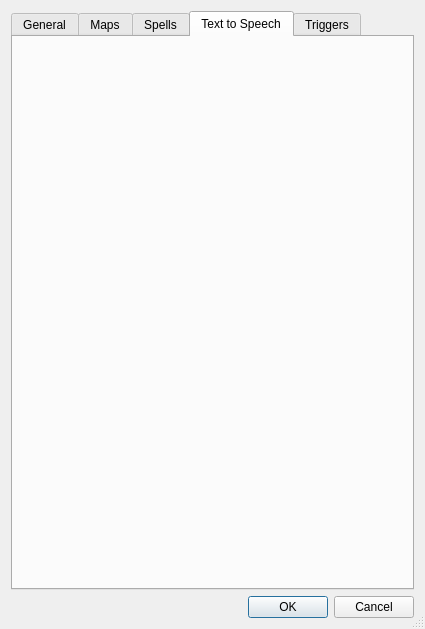
Before: the Qt Designer form data/ui/settings.ui in nomns/nparse, drawn with Qt 5.
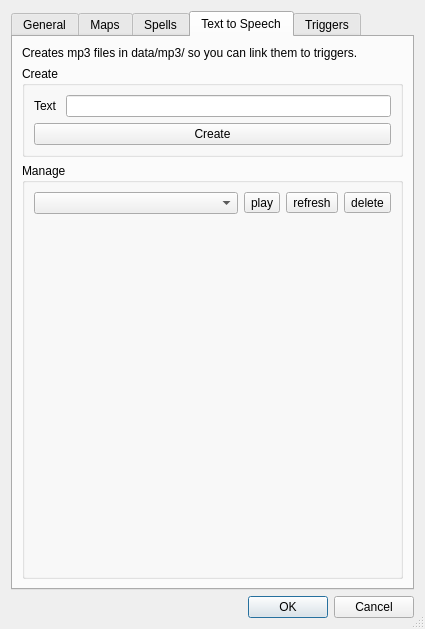
After: the same form once the commit is applied. The open tabs and pages were chosen to show the change.

Commit message: Sound system implemented. Added setting for sound system. Added sound alert settings for spells. Added missing widgets directory.

Diff of the .ui file:
```diff
--- a/data/ui/settings.ui
+++ b/data/ui/settings.ui
@@ -636,6 +636,98 @@
       <attribute name="title">
        <string>Text to Speech</string>
       </attribute>
+      <layout class="QVBoxLayout" name="verticalLayout_18">
+       <item>
+        <widget class="QLabel" name="label_2">
+         <property name="text">
+          <string>Creates mp3 files in data/mp3/ so you can link them to triggers.</string>
+         </property>
+         <property name="wordWrap">
+          <bool>true</bool>
+         </property>
+        </widget>
+       </item>
+       <item>
+        <widget class="QGroupBox" name="groupBox_12">
+         <property name="title">
+          <string>Create</string>
+         </property>
+         <layout class="QVBoxLayout" name="verticalLayout_19">
+          <item>
+           <layout class="QHBoxLayout" name="horizontalLayout_11">
+            <item>
+             <widget class="QLabel" name="label_3">
+              <property name="text">
+               <string>Text </string>
+              </property>
+             </widget>
+            </item>
+            <item>
+             <widget class="QLineEdit" name="ttsTextLineEdit"/>
+            </item>
+           </layout>
+          </item>
+          <item>
+           <widget class="QPushButton" name="ttsCreateButton">
+            <property name="text">
+             <string>Create</string>
+            </property>
+           </widget>
+          </item>
+         </layout>
+        </widget>
+       </item>
+       <item>
+        <widget class="QGroupBox" name="groupBox_13">
+         <property name="title">
+          <string>Manage</string>
+         </property>
+         <layout class="QVBoxLayout" name="verticalLayout_20">
+          <item>
+           <layout class="QHBoxLayout" name="horizontalLayout_12">
+            <item>
+             <widget class="QComboBox" name="ttsFileCombo"/>
+            </item>
+            <item>
+             <widget class="QToolButton" name="ttsPlayButton">
+              <property name="text">
+               <string>play</string>
+              </property>
+             </widget>
+            </item>
+            <item>
+             <widget class="QToolButton" name="ttsFileRefreshButton">
+              <property name="text">
+               <string>refresh</string>
+              </property>
+             </widget>
+            </item>
+            <item>
+             <widget class="QToolButton" name="ttsDeleteButton">
+              <property name="text">
+               <string>delete</string>
+              </property>
+             </widget>
+            </item>
+           </layout>
+          </item>
+          <item>
+           <spacer name="verticalSpacer_3">
+            <property name="orientation">
+             <enum>Qt::Vertical</enum>
+            </property>
+            <property name="sizeHint" stdset="0">
+             <size>
+              <width>20</width>
+              <height>40</height>
+             </size>
+            </property>
+           </spacer>
+          </item>
+         </layout>
+        </widget>
+       </item>
+      </layout>
      </widget>
      <widget class="QWidget" name="tab_4">
       <attribute name="title">
```
Left out of the diff: 4 changed lines with no effect on the pictures. The commit also changes 10 other files.
